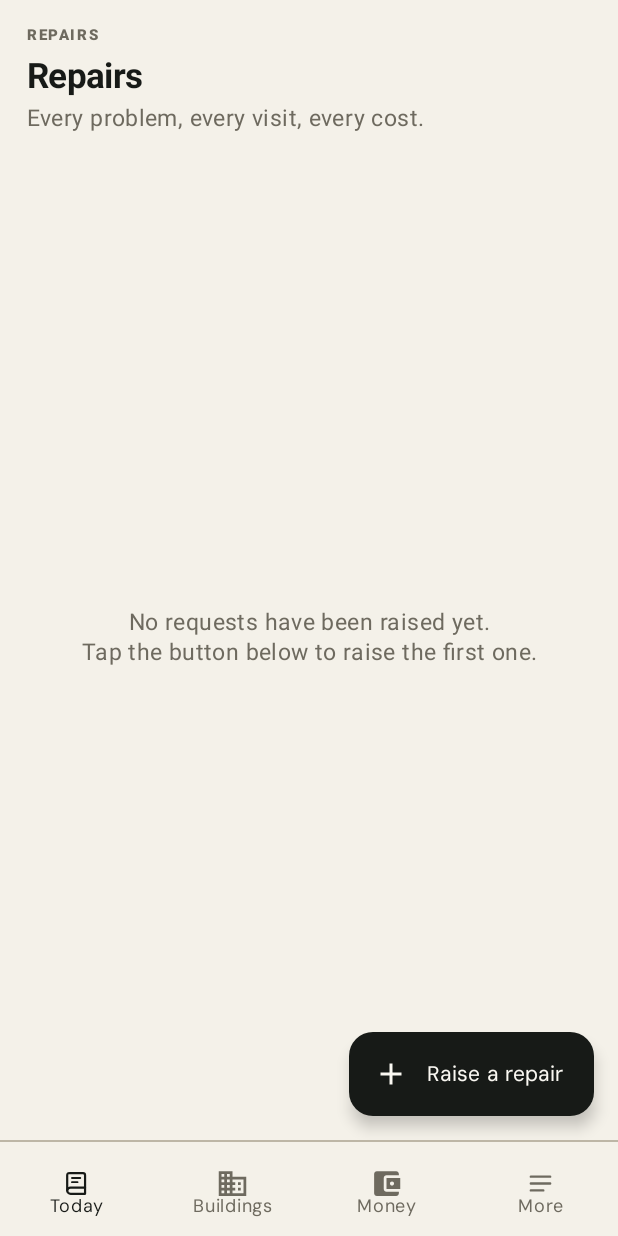
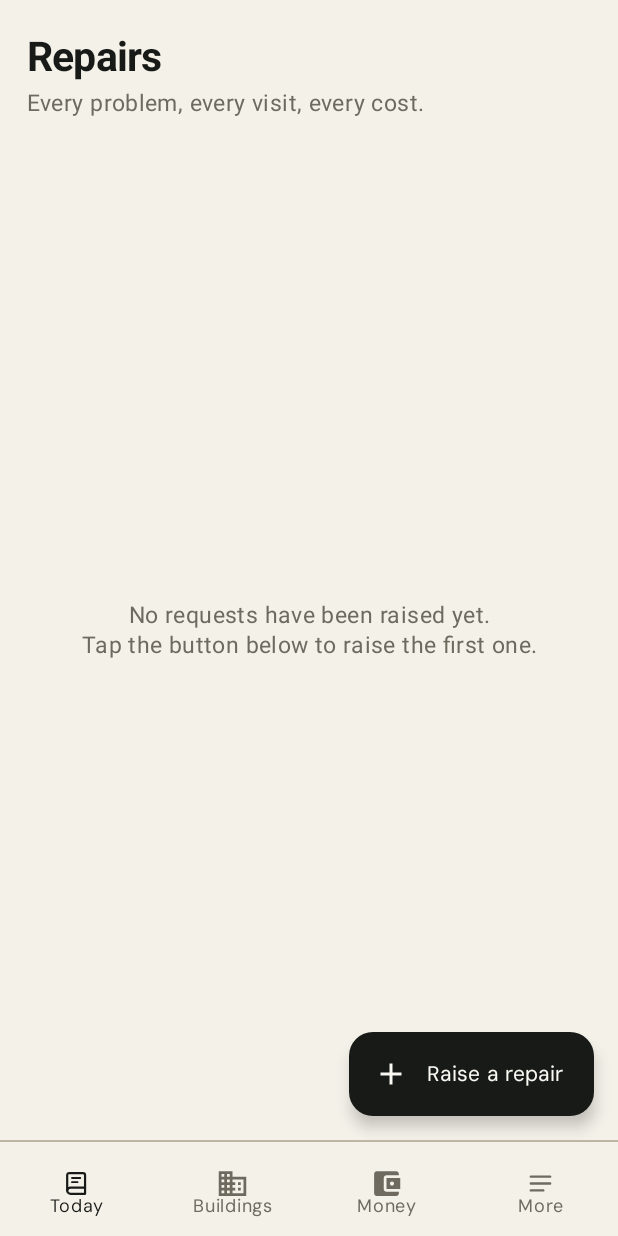
Before and after one commit to ArnoldCurtisStrath/property-management-system, an Android app: the MaintenanceListFragment screen opened through its navigation route, on a phone screen of 412 x 824 dp. Run offline under Robolectric (Android 15) with nearby library versions, the phone set to English and light mode, and no system bars; our stand-ins replace Room's generated code, navigation-ui; 1 statement that could not run was skipped.

Commit message:
cleaned up the repairs list and the forecast card

```diff
--- a/app/src/main/res/layout/fragment_maintenance_list.xml
+++ b/app/src/main/res/layout/fragment_maintenance_list.xml
@@ -15,18 +15,12 @@
         android:paddingEnd="@dimen/screen_padding">
 
         <TextView
-            style="@style/TextAppearance.Sahihi.Label"
-            android:layout_width="wrap_content"
-            android:layout_height="wrap_content"
-            android:text="REPAIRS"
-            android:textColor="@color/gold" />
-
-        <TextView
             style="@style/TextAppearance.Sahihi.Headline"
             android:layout_width="wrap_content"
             android:layout_height="wrap_content"
-            android:layout_marginTop="@dimen/space_xs"
-            android:text="Repairs" />
+            android:layout_marginTop="2dp"
+            android:text="Repairs"
+            android:textSize="27sp" />
 
         <TextView
             style="@style/TextAppearance.Sahihi.Body.Muted"
--- a/app/src/main/res/layout/view_weather_card.xml
+++ b/app/src/main/res/layout/view_weather_card.xml
@@ -15,8 +15,8 @@
             style="@style/TextAppearance.Sahihi.Label"
             android:layout_width="wrap_content"
             android:layout_height="wrap_content"
-            android:text="VISIT PLANNER"
-            android:textColor="@color/gold" />
+            android:text="3-DAY FORECAST"
+            android:textColor="@color/muted" />
 
         <TextView
             android:id="@+id/weatherPlace"
```
